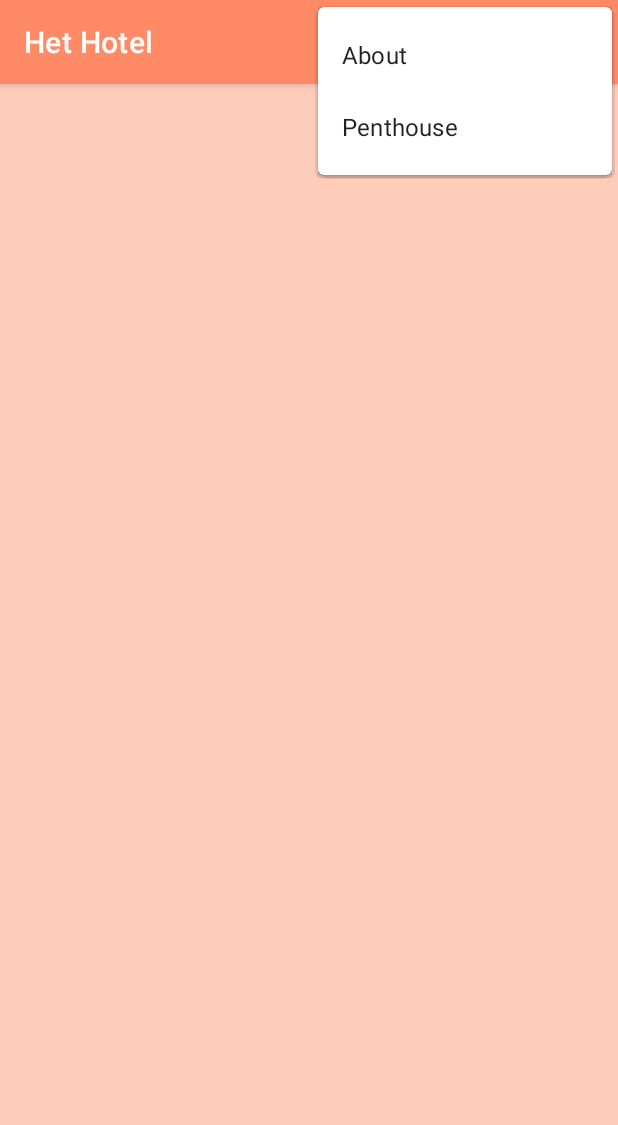
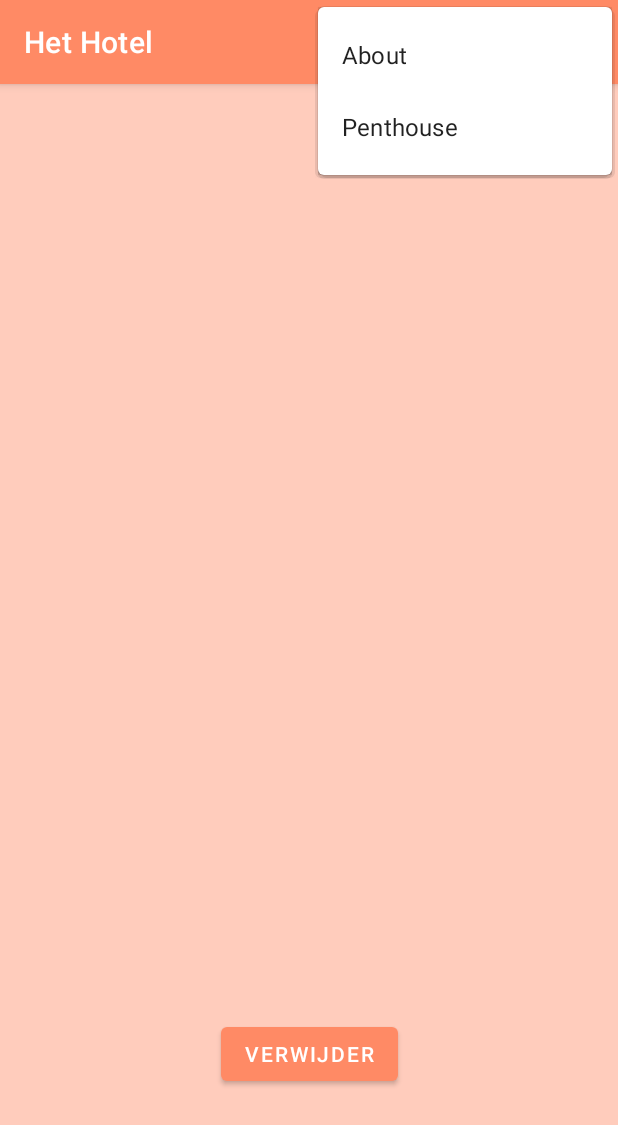
Before and after one commit to HoGent-Projecten3/projecten3-2021-android-f3, an Android app: the fragment MediumDetailFragment placed in its activity, with the options menu open, on a phone screen of 412 x 824 dp. Shown: the top 1125 px of the screen. Run offline under Robolectric (Android 15) with nearby library versions, the phone set to English and light mode, and no system bars; our stand-ins replace Dagger/Hilt's generated code, data binding, navigation-ui; libraries missing offline, so code that uses them is left out: com.squareup.inject; network calls fail; pictures from the network do not load; 4 statements that could not run were skipped.

Commit message:
Add  delete a medium
Add  delete a medium

```diff
--- a/app/src/main/java/com/example/faith/MediumDetailFragment.kt
+++ b/app/src/main/java/com/example/faith/MediumDetailFragment.kt
@@ -1,6 +1,7 @@
 package com.example.faith
 
 import android.os.Bundle
+import android.os.Message
 import android.view.LayoutInflater
 import android.view.View
 import android.view.ViewGroup
@@ -8,12 +9,13 @@ import androidx.databinding.DataBindingUtil
 import androidx.fragment.app.Fragment
 import androidx.fragment.app.viewModels
 import androidx.navigation.fragment.navArgs
-import com.example.faith.MediumDetailFragment.Callback
 import com.example.faith.data.Medium
 import com.example.faith.databinding.FragmentMediumDetailBinding
 import com.example.faith.viewmodels.MediumDetailViewModel
 import com.example.faith.viewmodels.MediumDetailViewModel.Companion.provideFactory
 import dagger.hilt.android.AndroidEntryPoint
+import retrofit2.Call
+import retrofit2.Callback
 import javax.inject.Inject
 /**
  * @author Remi Mestdagh
@@ -33,6 +35,21 @@ class MediumDetailFragment : Fragment() {
         )
     }
 
+    fun removeMedium(){
+        val call: Call<Message> = mediumDetailViewModel.removeMedium()
+        call.enqueue(
+            object : retrofit2.Callback<Message?> {
+                override fun onFailure(call: Call<Message?>, t: Throwable) {
+                    println(call.toString())
+                }
+
+                override fun onResponse(call: Call<Message?>, response: retrofit2.Response<Message?>) {
+                    println(call.toString())
+                    mediumDetailViewModel.deleteMediumRoom()
+                }
+            }
+        )
+    }
     override fun onCreateView(
         inflater: LayoutInflater,
         container: ViewGroup?,
@@ -46,18 +63,21 @@ class MediumDetailFragment : Fragment() {
         ).apply {
             viewModel = mediumDetailViewModel
             lifecycleOwner = viewLifecycleOwner
-            callback = Callback { medium ->
+            callback = Callback<Any> { medium ->
                 medium?.let {
                 }
             }
         }
 
         setHasOptionsMenu(true)
+        binding.btRemoveMedium.setOnClickListener {
+            removeMedium()
+        }
 
         return binding.root
     }
 
-    fun interface Callback {
+    fun interface Callback<T> {
         fun add(medium: Medium?)
     }
 }
--- a/app/src/main/java/com/example/faith/data/MediumDao.kt
+++ b/app/src/main/java/com/example/faith/data/MediumDao.kt
@@ -2,6 +2,7 @@ package com.example.faith.data
 
 import androidx.lifecycle.LiveData
 import androidx.room.Dao
+import androidx.room.Delete
 import androidx.room.Insert
 import androidx.room.OnConflictStrategy
 import androidx.room.Query
@@ -19,4 +20,6 @@ interface MediumDao {
     fun insertAll(media: List<Medium>)
     @Insert(onConflict = OnConflictStrategy.REPLACE)
     suspend fun insertOne(medium: Medium)
+    @Delete
+    fun deleteMedium(medium: Medium)
 }
--- a/app/src/main/java/com/example/faith/data/MediumRepository.kt
+++ b/app/src/main/java/com/example/faith/data/MediumRepository.kt
@@ -45,4 +45,10 @@ class MediumRepository @Inject constructor(private val mediumDao: MediumDao, pri
     fun postText(titel: String, beschrijving: String): Call<Message> {
         return service.uploadText(titel, beschrijving)
     }
+    fun removeMedium(id: Int):Call<Message>{
+        return service.removeMedium(id)
+    }
+    fun deleteMediumRoom(medium:Medium){
+        return mediumDao.deleteMedium(medium)
+    }
 }
--- a/app/src/main/java/com/example/faith/di/NetworkModule.kt
+++ b/app/src/main/java/com/example/faith/di/NetworkModule.kt
@@ -84,7 +84,6 @@ class NetworkModule() {
         return Retrofit.Builder()
             .addConverterFactory(GsonConverterFactory.create(gson))
             .baseUrl("http://192.168.1.37:45455/api/")
-            //.baseUrl("http://192.168.1.37:45455/api/")
             .client(okHttpClient)
             .build()
     }
--- a/app/src/main/res/layout/fragment_medium_detail.xml
+++ b/app/src/main/res/layout/fragment_medium_detail.xml
@@ -22,7 +22,8 @@
                 app:layout_constraintTop_toBottomOf="@+id/imageView2"
                 android:gravity="center_horizontal"
                 android:layout_margin="16dp"
-                tools:layout_editor_absoluteX="5dp">
+                tools:layout_editor_absoluteX="5dp"
+                android:id="@+id/linearLayout">
 
                 <TextView
                     android:id="@+id/txtNaam"
@@ -57,6 +58,18 @@
                 app:layout_constraintVertical_bias="0.24000001"
                 android:layout_margin="12dp" />
 
+            <com.google.android.material.button.MaterialButton
+                android:layout_width="wrap_content"
+                android:layout_height="wrap_content"
+                app:layout_constraintBottom_toBottomOf="parent"
+                app:layout_constraintTop_toBottomOf="@+id/linearLayout"
+                app:layout_constraintEnd_toEndOf="parent"
+                app:layout_constraintStart_toStartOf="parent"
+                android:id="@+id/btRemoveMedium"
+                android:text="@string/delete_button_text" />
+
+
+
         </androidx.constraintlayout.widget.ConstraintLayout>
     </androidx.coordinatorlayout.widget.CoordinatorLayout>
 
--- a/app/src/main/res/values/strings.xml
+++ b/app/src/main/res/values/strings.xml
@@ -46,4 +46,5 @@
     <string name="chat_hint">Typ uw bericht</string>
     <string name="verzend">verzend</string>
 
+    <string name="delete_button_text">verwijder</string>
 </resources>
```
Also changed, not shown: app/src/main/java/com/example/faith/api/ApiService.kt (+9 -0 lines), app/src/main/java/com/example/faith/viewmodels/MediumDetailViewModel.kt (+17 -0 lines).
